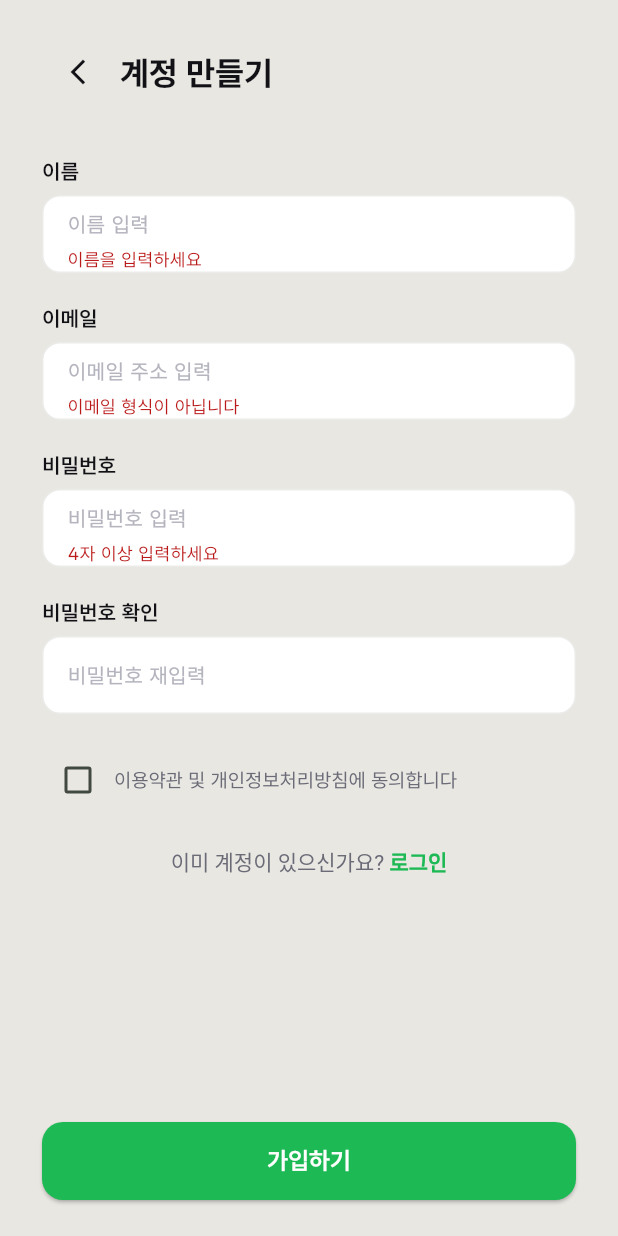
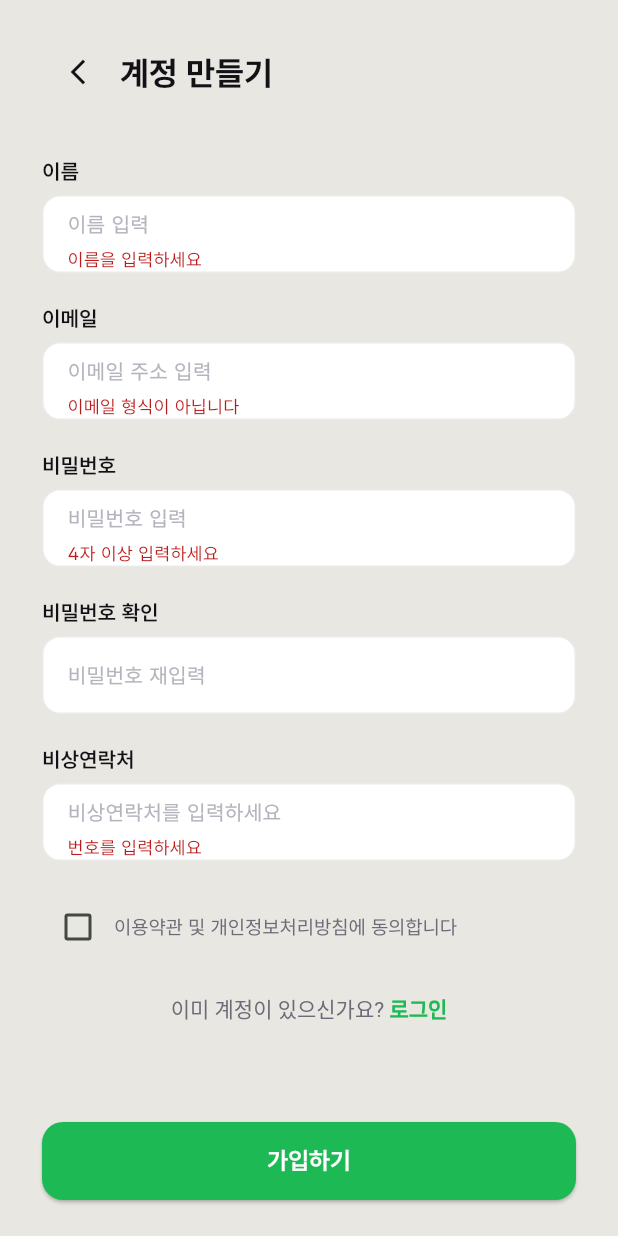
Before and after one commit to yinaa2630/safe-driving, a Flutter app: the SignUpScreen screen opened by its route, after a tap on "가입하기", on a phone screen of 412 x 824 dp. Run offline on Flutter 3.47's test engine with Material 3 defaults, Android fonts, the phone set to English and light mode, and no system bars; our stand-ins replace audioplayers, camera, fl_chart, flutter_riverpod, flutter_secure_storage, geolocator and 1 more; missing offline and left inert: google_mlkit_face_mesh_detection, tflite_flutter; accounts and stored records are empty.

Commit message:
feat: 회원가입시 비상연락처 추가

```diff
--- a/frontend/lib/screens/signup_screen.dart
+++ b/frontend/lib/screens/signup_screen.dart
@@ -1,6 +1,8 @@
 import 'package:flutter/gestures.dart';
 import 'package:flutter/material.dart';
+import 'package:flutter/services.dart';
 import 'package:flutter_demo/theme/colors.dart';
+import 'package:flutter_demo/utils/phone_number_formatter.dart';
 import '../service/auth_service.dart';
 
 class SignUpScreen extends StatefulWidget {
@@ -17,6 +19,7 @@ class _SignUpScreenState extends State<SignUpScreen> {
   final _emailController = TextEditingController();
   final _passwordController = TextEditingController();
   final _confirmController = TextEditingController();
+  final _emergencyCallController = TextEditingController();
 
   final AuthService _authService = AuthService();
 
@@ -46,6 +49,7 @@ class _SignUpScreenState extends State<SignUpScreen> {
       _emailController.text.trim(),
       _passwordController.text.trim(),
       _nameController.text.trim(),
+      _emergencyCallController.text.replaceAll('-', '').trim(),
     );
 
     setState(() => _loading = false);
@@ -59,8 +63,9 @@ class _SignUpScreenState extends State<SignUpScreen> {
   }
 
   void _showSnack(String message) {
-    ScaffoldMessenger.of(context)
-        .showSnackBar(SnackBar(content: Text(message)));
+    ScaffoldMessenger.of(
+      context,
+    ).showSnackBar(SnackBar(content: Text(message)));
   }
 
   Widget _buildInputLabel(String text) {
@@ -81,6 +86,8 @@ class _SignUpScreenState extends State<SignUpScreen> {
     required TextEditingController controller,
     required String hint,
     bool obscure = false,
+    TextInputType? keyboardType,
+    List<TextInputFormatter>? inputFormatters,
     String? Function(String?)? validator,
   }) {
     return Container(
@@ -95,12 +102,13 @@ class _SignUpScreenState extends State<SignUpScreen> {
       child: TextFormField(
         controller: controller,
         obscureText: obscure,
+        keyboardType: keyboardType,
+        inputFormatters: inputFormatters,
         validator: validator,
         decoration: InputDecoration(
           border: InputBorder.none,
           hintText: hint,
-          hintStyle:
-              const TextStyle(color: textLight, fontSize: 14),
+          hintStyle: const TextStyle(color: textLight, fontSize: 14),
         ),
       ),
     );
@@ -153,9 +161,7 @@ class _SignUpScreenState extends State<SignUpScreen> {
                         controller: _nameController,
                         hint: "이름 입력",
                         validator: (v) =>
-                            v == null || v.isEmpty
-                                ? "이름을 입력하세요"
-                                : null,
+                            v == null || v.isEmpty ? "이름을 입력하세요" : null,
                       ),
 
                       const SizedBox(height: 20),
@@ -164,10 +170,9 @@ class _SignUpScreenState extends State<SignUpScreen> {
                       _buildInputField(
                         controller: _emailController,
                         hint: "이메일 주소 입력",
-                        validator: (v) =>
-                            v != null && v.contains("@")
-                                ? null
-                                : "이메일 형식이 아닙니다",
+                        validator: (v) => v != null && v.contains("@")
+                            ? null
+                            : "이메일 형식이 아닙니다",
                       ),
 
                       const SizedBox(height: 20),
@@ -178,9 +183,7 @@ class _SignUpScreenState extends State<SignUpScreen> {
                         hint: "비밀번호 입력",
                         obscure: true,
                         validator: (v) =>
-                            v != null && v.length >= 4
-                                ? null
-                                : "4자 이상 입력하세요",
+                            v != null && v.length >= 4 ? null : "4자 이상 입력하세요",
                       ),
 
                       const SizedBox(height: 20),
@@ -191,9 +194,34 @@ class _SignUpScreenState extends State<SignUpScreen> {
                         hint: "비밀번호 재입력",
                         obscure: true,
                         validator: (v) =>
-                            v != _passwordController.text
-                                ? "비밀번호가 다릅니다"
-                                : null,
+                            v != _passwordController.text ? "비밀번호가 다릅니다" : null,
+                      ),
+
+                      const SizedBox(height: 20),
+
+                      _buildInputLabel("비상연락처"),
+                      _buildInputField(
+                        controller: _emergencyCallController,
+                        hint: "비상연락처를 입력하세요",
+                        obscure: false,
+                        keyboardType: TextInputType.phone,
+                        inputFormatters: [
+                          FilteringTextInputFormatter.digitsOnly,
+                          PhoneNumberFormatter(),
+                        ],
+                        validator: (v) {
+                          if (v == null || v.isEmpty) {
+                            return "번호를 입력하세요";
+                          }
+
+                          final phoneReg = RegExp(r'^01[0-9]-\d{3,4}-\d{4}$');
+
+                          if (!phoneReg.hasMatch(v)) {
+                            return "올바른 번호 형식이 아닙니다";
+                          }
+
+                          return null;
+                        },
                       ),
 
                       const SizedBox(height: 20),
@@ -211,10 +239,7 @@ class _SignUpScreenState extends State<SignUpScreen> {
                           const Expanded(
                             child: Text(
                               "이용약관 및 개인정보처리방침에 동의합니다",
-                              style: TextStyle(
-                                fontSize: 13,
-                                color: textMedium,
-                              ),
+                              style: TextStyle(fontSize: 13, color: textMedium),
                             ),
                           ),
                         ],
@@ -272,9 +297,7 @@ class _SignUpScreenState extends State<SignUpScreen> {
                   ),
                   onPressed: _loading ? null : _signUp,
                   child: _loading
-                      ? const CircularProgressIndicator(
-                          color: Colors.white,
-                        )
+                      ? const CircularProgressIndicator(color: Colors.white)
                       : const Text(
                           "가입하기",
                           style: TextStyle(
--- /dev/null
+++ b/frontend/lib/utils/phone_number_formatter.dart
@@ -0,0 +1,30 @@
+import 'package:flutter/services.dart';
+
+class PhoneNumberFormatter extends TextInputFormatter {
+  @override
+  TextEditingValue formatEditUpdate(
+    TextEditingValue oldValue,
+    TextEditingValue newValue,
+  ) {
+    final digitsOnly = newValue.text.replaceAll(RegExp(r'\D'), '');
+
+    String formatted = '';
+
+    if (digitsOnly.length < 4) {
+      formatted = digitsOnly;
+    } else if (digitsOnly.length < 7) {
+      formatted = '${digitsOnly.substring(0, 3)}-${digitsOnly.substring(3)}';
+    } else if (digitsOnly.length < 11) {
+      formatted =
+          '${digitsOnly.substring(0, 3)}-${digitsOnly.substring(3, 6)}-${digitsOnly.substring(6)}';
+    } else {
+      formatted =
+          '${digitsOnly.substring(0, 3)}-${digitsOnly.substring(3, 7)}-${digitsOnly.substring(7, 11)}';
+    }
+
+    return TextEditingValue(
+      text: formatted,
+      selection: TextSelection.collapsed(offset: formatted.length),
+    );
+  }
+}
```
Also changed, not shown: frontend/lib/service/auth_service.dart (+7 -1 lines).
